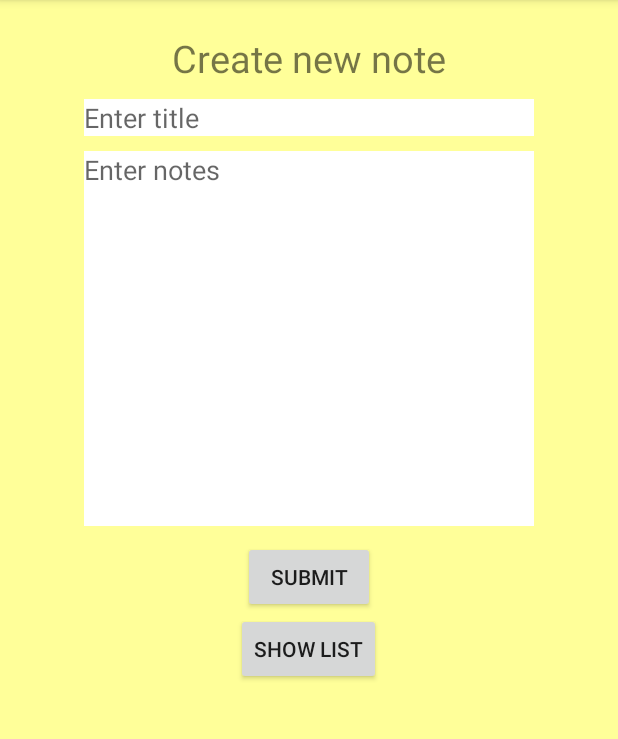
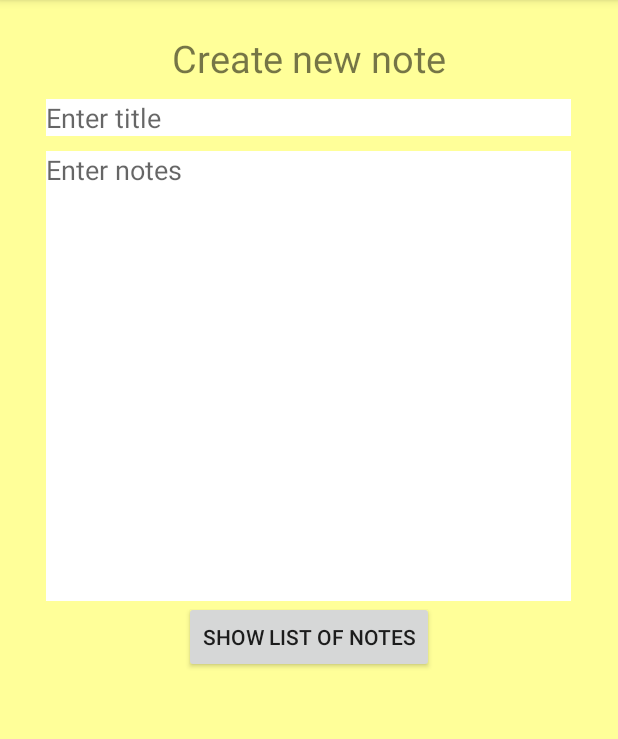
Before and after one commit to overclocker21/MyPowerNotes, an Android app: the NewNoteActivity screen opened directly, with no data from a screen before it, on a phone screen of 412 x 824 dp, the part 84-823 px from its top. Run offline under Robolectric (Android 15) with nearby library versions, the phone set to English and light mode, and no system bars; 1 statement that could not run was skipped.

Commit message:
Minor fixes

```diff
--- a/app/src/main/java/com/androbro/mypowernotes/NewNoteActivity.java
+++ b/app/src/main/java/com/androbro/mypowernotes/NewNoteActivity.java
@@ -3,6 +3,8 @@ package com.androbro.mypowernotes;
 import android.content.Intent;
 import android.support.v7.app.AppCompatActivity;
 import android.os.Bundle;
+import android.view.Menu;
+import android.view.MenuItem;
 import android.view.View;
 import android.widget.Button;
 import android.widget.EditText;
@@ -10,9 +12,9 @@ import android.widget.Toast;
 
 public class NewNoteActivity extends AppCompatActivity {
 
+    private Menu mymenu;
     private EditText title;
     private EditText content;
-    private Button saveBtn;
     private Button showList;
     private DBHandler dba;
 
@@ -25,7 +27,6 @@ public class NewNoteActivity extends AppCompatActivity {
 
         title = (EditText) findViewById(R.id.titleEditText);
         content = (EditText) findViewById(R.id.noteEditText);
-        saveBtn = (Button) findViewById(R.id.saveButton);
         showList = (Button) findViewById(R.id.showList);
 
         showList.setOnClickListener(new View.OnClickListener() {
@@ -35,14 +36,30 @@ public class NewNoteActivity extends AppCompatActivity {
                 startActivity(i);
             }
         });
+    }
 
-        saveBtn.setOnClickListener(new View.OnClickListener() {
-            @Override
-            public void onClick(View v) {
-                saveToDB();
-                Toast.makeText(getApplicationContext(), "Your note was saved", Toast.LENGTH_LONG).show();
-            }
-        });
+    @Override
+    public boolean onCreateOptionsMenu(Menu menu) {
+        getMenuInflater().inflate(R.menu.newnote_menu, menu);
+        mymenu = menu;
+        return true;
+    }
+
+    @Override
+    public boolean onOptionsItemSelected(MenuItem item) {
+        int id = item.getItemId();
+
+        if (id == R.id.save_note){
+
+            saveToDB();
+            Toast.makeText(getApplicationContext(), "Your note was saved", Toast.LENGTH_LONG).show();
+
+            Intent intent = new Intent(NewNoteActivity.this, NoteListActivity.class);
+            startActivity(intent);
+            return true;
+        }
+
+        return super.onOptionsItemSelected(item);
     }
 
     private void saveToDB() {
--- a/app/src/main/res/layout/activity_new_note.xml
+++ b/app/src/main/res/layout/activity_new_note.xml
@@ -22,7 +22,7 @@
 
     <EditText
         android:id="@+id/titleEditText"
-        android:layout_width="300dp"
+        android:layout_width="350dp"
         android:layout_height="wrap_content"
         android:layout_below="@+id/textView1"
         android:layout_centerHorizontal="true"
@@ -32,8 +32,8 @@
 
     <EditText
         android:id="@+id/noteEditText"
-        android:layout_width="300dp"
-        android:layout_height="250dp"
+        android:layout_width="350dp"
+        android:layout_height="300dp"
         android:layout_below="@+id/titleEditText"
         android:layout_centerHorizontal="true"
         android:layout_marginTop="10dp"
@@ -42,20 +42,11 @@
         android:hint="Enter notes" />
 
     <Button
-        android:id="@+id/saveButton"
+        android:id="@+id/showList"
         android:layout_width="wrap_content"
         android:layout_height="wrap_content"
         android:layout_below="@+id/noteEditText"
         android:layout_centerHorizontal="true"
-        android:layout_marginTop="10dp"
-        android:text="Submit" />
-
-    <Button
-        android:id="@+id/showList"
-        android:layout_width="wrap_content"
-        android:layout_height="wrap_content"
-        android:layout_below="@+id/saveButton"
-        android:layout_centerHorizontal="true"
-        android:text="Show List" />
+        android:text="Show list of notes" />
 
 </RelativeLayout>
```
